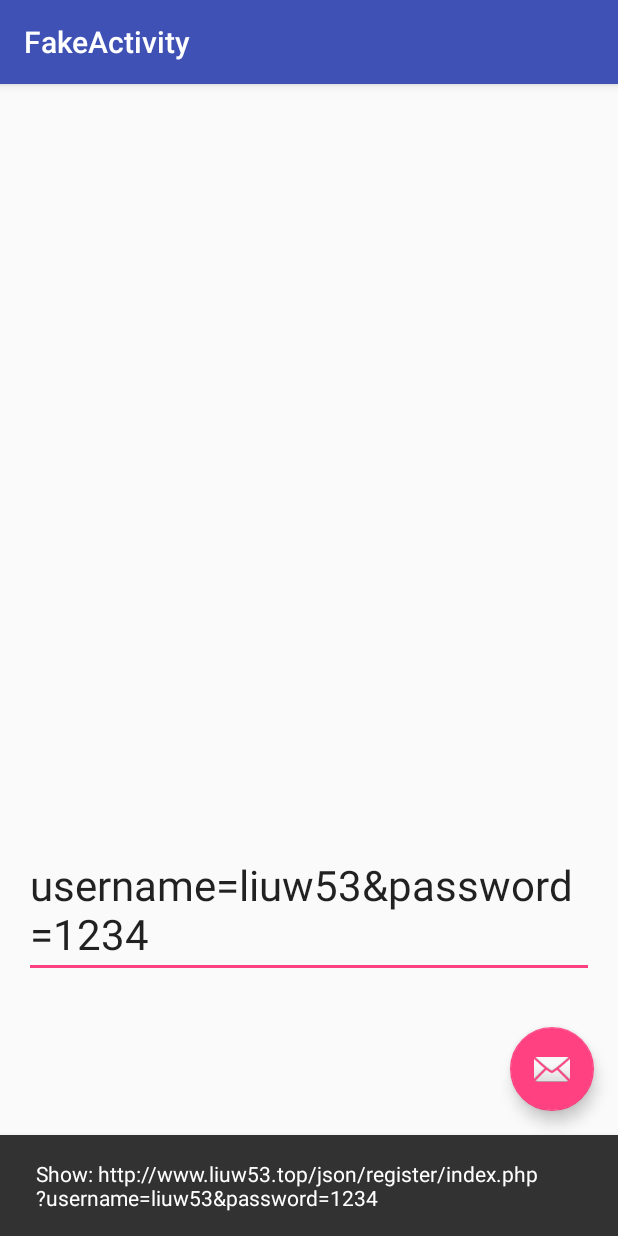
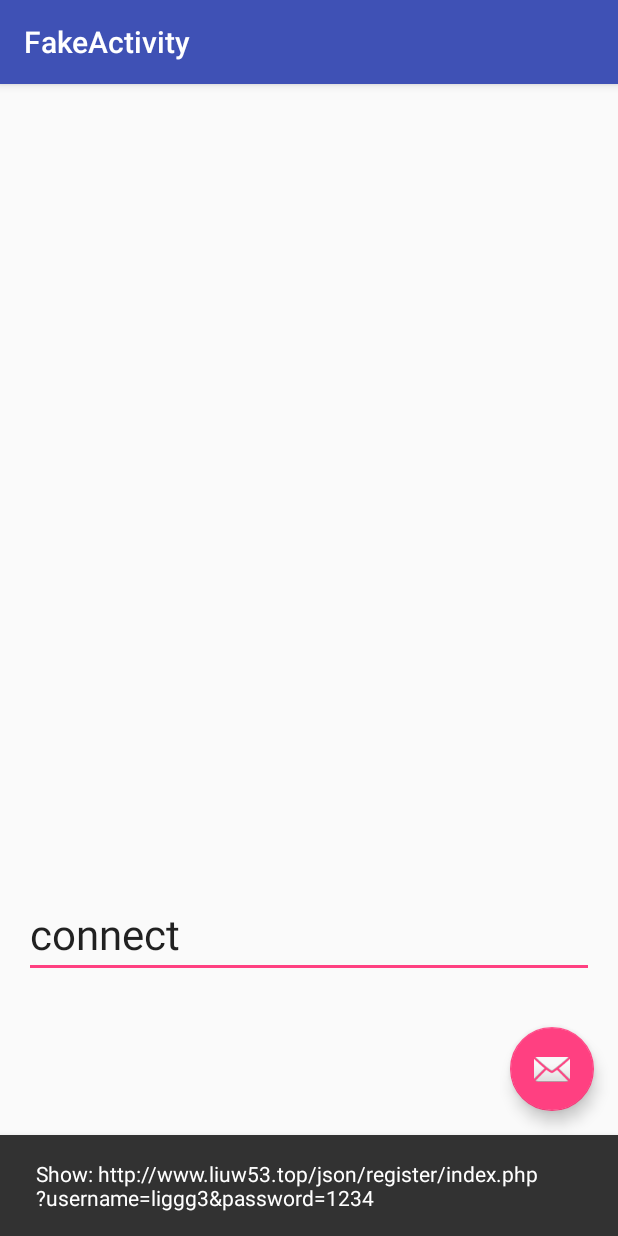
Before and after one commit to coolspring1293/PunchCard, an Android app: the FakeActivity screen opened directly, with no data from a screen before it, after a tap on an icon or button, on a phone screen of 412 x 824 dp. Run offline under Robolectric (Android 15) with nearby library versions, the phone set to English and light mode, and no system bars; 2 statements that could not run were skipped.

Commit message:
Fix Single User bugs

```diff
--- a/app/src/main/java/com/team10/punchcard/fake/FakeActivity.java
+++ b/app/src/main/java/com/team10/punchcard/fake/FakeActivity.java
@@ -12,7 +12,6 @@ import android.widget.EditText;
 import android.widget.TextView;
 
 import com.team10.punchcard.R;
-import com.team10.punchcard.unity.Basic;
 import com.team10.punchcard.unity.HttpUrlConnection;
 import com.team10.punchcard.unity.User;
 import com.team10.punchcard.unity.Word;
@@ -61,36 +60,35 @@ public class FakeActivity extends AppCompatActivity {
         // queryWord();
 
 
-        register();
-
+        // getUserInfo();
+        Register();
 
     }
 
 
     /** 注册
-     * @content
+     *
      * @url 接口URL(包含username和password)
-     * @user.register() 返回值是否注册成功
+     *  返回值是否注册成功
+     *  测试样例username=liuw53@password=1234能注册成功，但是这里是php的弱类型。能不能绕过看人品
+     *
      */
-    private void register() {
-        et.setText("username=liuw53&password=1234");
-        final String content = "username=liuw53&password=1234";
+    private void Register() {
+
+        final String content = "username=liggg3&password=1234";
         final HttpUrlConnection httpUrlConnection = new HttpUrlConnection(mHandler,
                 "http://www.liuw53.top/json/register/index.php?" + content);
         httpUrlConnection.getJsonFromInternet();
         fab.setOnClickListener(new View.OnClickListener() {
             @Override
             public void onClick(View view) {
-                String user_input = et.getText().toString();
                 String urlReg = "http://www.liuw53.top/json/register/index.php?" + content;
 
                 try {
                     User user = new User();
-                    //boolean isOK = user.register(httpUrlConnection.getResult());
-                    tv.setText(httpUrlConnection.getResult());
-
-//                    if (isOK) tv.setText("Register Successfuly!");
-//                    else      tv.setText("Register Failed!");
+                    boolean isOK = user.register(httpUrlConnection.getResult());
+                    if (isOK) showout = "Register Successfuly!";
+                    else      showout = "Register Failed!";
                 } catch (Exception e) {
                     e.printStackTrace();
                 }
@@ -105,10 +103,13 @@ public class FakeActivity extends AppCompatActivity {
         });
     }
 
+    // 实现方法getUserInfo()一样，找不则返回为null
+    private void Login() {}
+
     /** 获取一个用户的信息
     * */
     private void getUserInfo() {
-        et.setText("name=liuw53&password=nopwd");
+
 
         final HttpUrlConnection httpUrlConnection = new HttpUrlConnection(mHandler,
                 "http://www.liuw53.top/json/index.php?" + "name=liuw53&password=nopwd");
@@ -116,8 +117,7 @@ public class FakeActivity extends AppCompatActivity {
         fab.setOnClickListener(new View.OnClickListener() {
             @Override
             public void onClick(View view) {
-                String user_input = et.getText().toString();
-                String urlReg = "http://www.liuw53.top/json/index.php?" + user_input;
+                String urlReg = "http://www.liuw53.top/json/index.php?" + "username=liuw53";
 
                 try {
                     User user = new User(httpUrlConnection.getResult());
--- a/app/src/main/java/com/team10/punchcard/unity/User.java
+++ b/app/src/main/java/com/team10/punchcard/unity/User.java
@@ -36,7 +36,10 @@ public class User {
 //        $this->goldCoinToday = $gt;
 //    }
 
-    public User() {}
+    public User() {
+        // id == -1 说明没有找到
+        this.id = -1;
+    }
 
     public User(int i, String n, String av, int a, int b, int c) {
         this.id = i;
@@ -53,7 +56,10 @@ public class User {
         boolean RegisterOK = false;
         try {
             JSONObject jsonObject = new JSONObject(json);
-            RegisterOK = (jsonObject.getInt("statue") == 200 ? true : false);
+            if (jsonObject.getInt("statue_code") == 200) {
+                RegisterOK = true;
+            }
+
 //            JSONObject data = jsonObject.getJSONObject("user");
 //
 //            //maybe no use
@@ -68,6 +74,7 @@ public class User {
 
     public User(String json) {
         try {
+            // 如果没有json返回值，则这里会抛出异常并接住，
             JSONObject jsonObject = new JSONObject(json);
             JSONObject data = jsonObject.getJSONObject("user");
 
```
Also changed, not shown: app/src/main/java/com/team10/punchcard/unity/Basic.java (deleted, +0 -46 lines).
